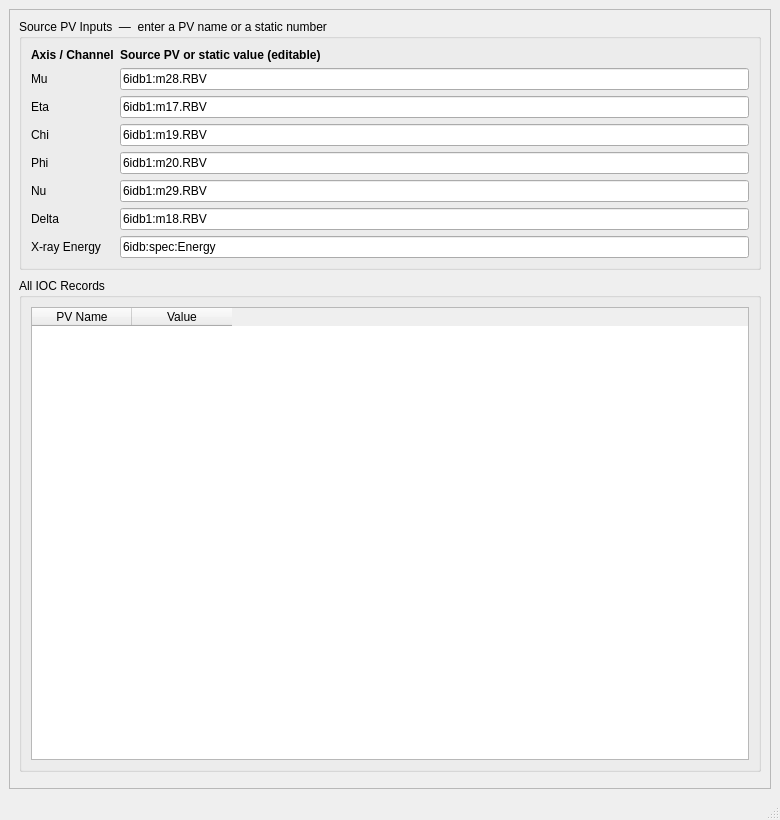
This is src/dashpva/gui/consumers/ioc/ioc_param_gui.ui in AdvancedPhotonSource/DashPVA as Qt 5 draws it before an edit. The edited form follows.
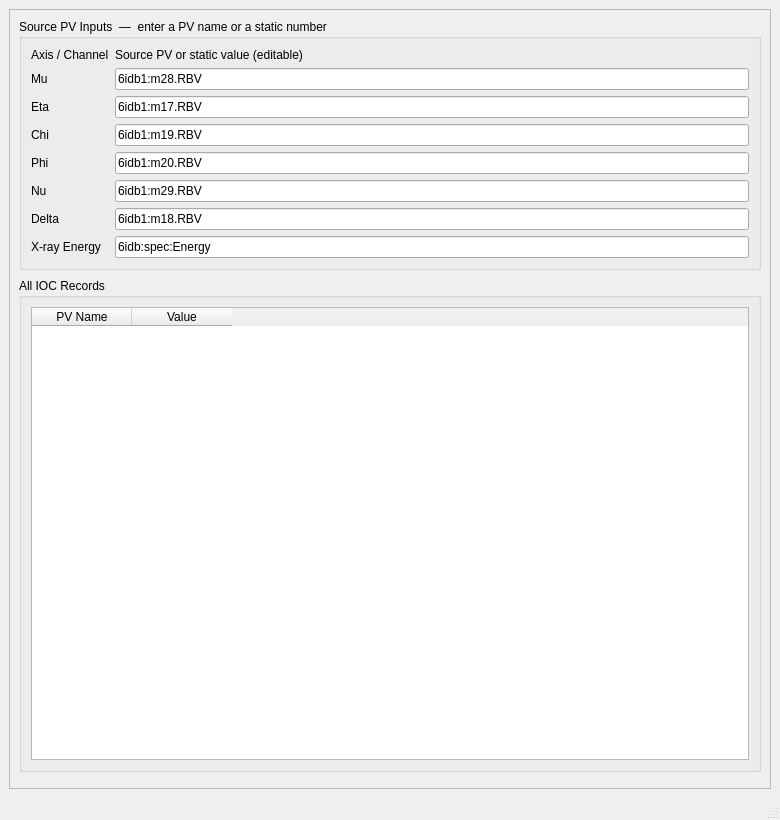
This is the edited form.

```diff
--- a/src/dashpva/gui/consumers/ioc/ioc_param_gui.ui
+++ b/src/dashpva/gui/consumers/ioc/ioc_param_gui.ui
@@ -56,13 +56,11 @@
            <item row="0" column="0">
             <widget class="QLabel" name="labelHeaderAxis">
              <property name="text"><string>Axis / Channel</string></property>
-             <property name="styleSheet"><string>font-weight: bold;</string></property>
             </widget>
            </item>
            <item row="0" column="1">
             <widget class="QLabel" name="labelHeaderSource">
              <property name="text"><string>Source PV or static value (editable)</string></property>
-             <property name="styleSheet"><string>font-weight: bold;</string></property>
             </widget>
            </item>
 
```
